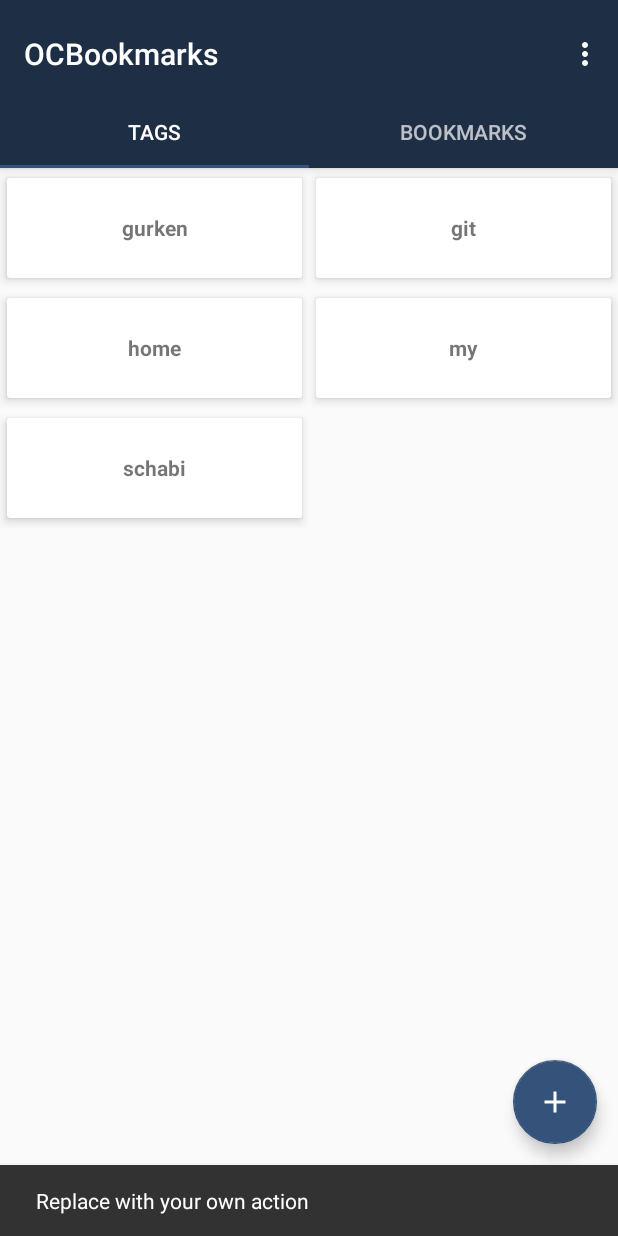
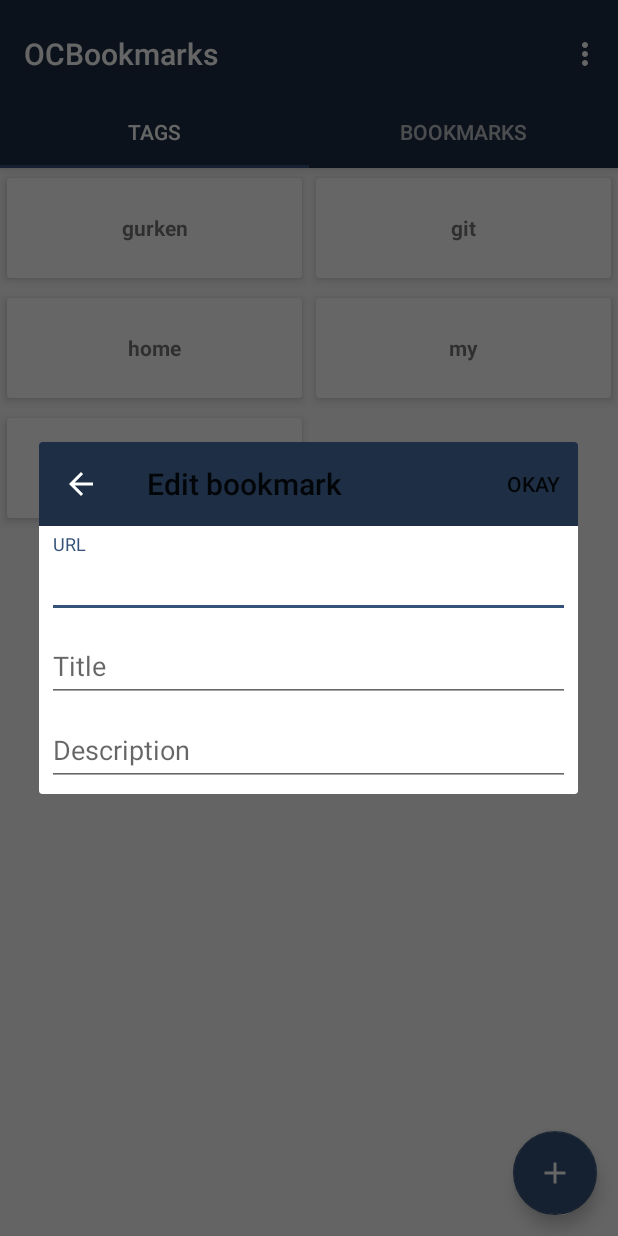
Before and after one commit to theScrabi/OCBookmarks, an Android app: the screen it shows after launch (MainActivity), after a tap on an icon or button, on a phone screen of 412 x 824 dp. Run offline under Robolectric (Android 15) with nearby library versions, the phone set to English and light mode, and no system bars.

Commit message:
add edit bookmark dialog

```diff
--- /dev/null
+++ b/app/src/main/java/org/schabi/ocbookmarks/EditBookmarkDialog.java
@@ -0,0 +1,41 @@
+package org.schabi.ocbookmarks;
+
+
+import android.graphics.Color;
+import android.support.v7.app.AlertDialog;
+import android.content.Context;
+import android.text.Spannable;
+import android.text.SpannableString;
+import android.text.style.ForegroundColorSpan;
+import android.view.LayoutInflater;
+import android.view.View;
+import android.support.v7.widget.Toolbar;
+import android.app.Activity;
+
+public class EditBookmarkDialog {
+    public static AlertDialog getDialog(Activity context) {
+        LayoutInflater inflater = (LayoutInflater) context.getSystemService(Context.LAYOUT_INFLATER_SERVICE);
+        View v = inflater.inflate(R.layout.edit_bookmark_dialog, null);
+        final Toolbar toolbar = (Toolbar) v.findViewById(R.id.toolbar);
+
+        String title = "Edit bookmark";
+        toolbar.setTitle(title);
+        toolbar.setNavigationIcon(R.drawable.ic_arrow_back_white_24dp);
+        toolbar.inflateMenu(R.menu.edit_bookmark_menu);
+
+        final AlertDialog dialog = new AlertDialog.Builder(context)
+                .setCancelable(true)
+                .setView(v)
+                .create();
+
+
+        toolbar.setNavigationOnClickListener(new View.OnClickListener() {
+            @Override
+            public void onClick(View v) {
+                dialog.dismiss();
+            }
+        });
+
+        return dialog;
+    }
+}
--- a/app/src/main/java/org/schabi/ocbookmarks/MainActivity.java
+++ b/app/src/main/java/org/schabi/ocbookmarks/MainActivity.java
@@ -1,8 +1,8 @@
 package org.schabi.ocbookmarks;
 
+import android.support.v7.app.AlertDialog;
 import android.content.Intent;
 import android.support.design.widget.FloatingActionButton;
-import android.support.design.widget.Snackbar;
 import android.support.design.widget.TabLayout;
 import android.support.v7.app.AppCompatActivity;
 import android.support.v7.widget.Toolbar;
@@ -13,13 +13,10 @@ import android.support.v4.app.FragmentPagerAdapter;
 import android.support.v4.view.ViewPager;
 import android.os.Bundle;
 import android.util.Log;
-import android.view.LayoutInflater;
 import android.view.Menu;
 import android.view.MenuItem;
 import android.view.View;
-import android.view.ViewGroup;
 
-import android.widget.TextView;
 
 public class MainActivity extends AppCompatActivity {
 
@@ -63,8 +60,8 @@ public class MainActivity extends AppCompatActivity {
         fab.setOnClickListener(new View.OnClickListener() {
             @Override
             public void onClick(View view) {
-                Snackbar.make(view, "Replace with your own action", Snackbar.LENGTH_LONG)
-                        .setAction("Action", null).show();
+                AlertDialog dialog = EditBookmarkDialog.getDialog(MainActivity.this);
+                dialog.show();
             }
         });
 
--- /dev/null
+++ b/app/src/main/res/layout/edit_bookmark_dialog.xml
@@ -0,0 +1,69 @@
+<?xml version="1.0" encoding="utf-8"?>
+<LinearLayout xmlns:android="http://schemas.android.com/apk/res/android"
+    xmlns:tools="http://schemas.android.com/tools"
+    android:layout_width="match_parent"
+    android:layout_height="match_parent"
+    android:orientation="vertical"
+    xmlns:app="http://schemas.android.com/apk/res-auto"
+    tools:context="org.schabi.ocbookmarks.EditBookmarkDialog">
+
+    <android.support.v7.widget.Toolbar
+        android:id="@+id/toolbar"
+        android:layout_width="match_parent"
+        android:layout_height="?attr/actionBarSize"
+        android:background="?attr/colorPrimary"
+        android:gravity="center_vertical"
+        android:minHeight="?attr/actionBarSize"
+        android:theme="@style/ThemeOverlay.AppCompat.ActionBar"
+        app:popupTheme="@style/ThemeOverlay.AppCompat.ActionBar">
+
+    </android.support.v7.widget.Toolbar>
+
+    <LinearLayout
+        android:orientation="vertical"
+        android:layout_width="match_parent"
+        android:layout_height="wrap_content"
+        android:padding="5dp">
+
+        <android.support.design.widget.TextInputLayout
+            android:layout_width="match_parent"
+            android:layout_height="wrap_content">
+
+            <EditText
+                android:id="@+id/urlInput"
+                android:layout_width="match_parent"
+                android:layout_height="wrap_content"
+                android:hint="URL" />
+        </android.support.design.widget.TextInputLayout>
+
+
+        <android.support.design.widget.TextInputLayout
+            android:layout_width="match_parent"
+            android:layout_height="wrap_content"
+            >
+
+            <EditText
+                android:id="@+id/titleInput"
+                android:layout_width="match_parent"
+                android:layout_height="wrap_content"
+                android:hint="Title" />
+        </android.support.design.widget.TextInputLayout>
+
+
+
+        <android.support.design.widget.TextInputLayout
+            android:layout_width="match_parent"
+            android:layout_height="wrap_content"
+            >
+
+            <EditText
+                android:id="@+id/descriptionInput"
+                android:layout_width="match_parent"
+                android:layout_height="wrap_content"
+                android:hint="Description" />
+        </android.support.design.widget.TextInputLayout>
+    </LinearLayout>
+
+
+
+</LinearLayout>
--- /dev/null
+++ b/app/src/main/res/menu/edit_bookmark_menu.xml
@@ -0,0 +1,8 @@
+<?xml version="1.0" encoding="utf-8"?>
+<menu xmlns:android="http://schemas.android.com/apk/res/android"
+    xmlns:app="http://schemas.android.com/apk/res-auto">
+    <item
+        android:id="@+id/okay"
+        android:title="@string/okay"
+        app:showAsAction="always"/>
+</menu>
--- a/app/src/main/res/values/colors.xml
+++ b/app/src/main/res/values/colors.xml
@@ -8,4 +8,7 @@
     <color name="loginBackground">#1e2e45</color>
     <color name="loginTextColor">#ffffff</color>
     <color name="loginTextHintColor">#999999</color>
+
+    <!-- edit text dialog -->
+    <color name="editTitlebarTextColor">#ffffff</color>
 </resources>
--- a/app/src/main/res/values/strings.xml
+++ b/app/src/main/res/values/strings.xml
@@ -9,4 +9,5 @@
     <string name="loginUrlHint">Server address https://&#8230;</string>
     <string name="oc_bookmark_login">OwnCloud Bookmark Login</string>
     <string name="connect">Connect</string>
+    <string name="okay">Okay</string>
 </resources>
--- a/app/src/main/res/values/styles.xml
+++ b/app/src/main/res/values/styles.xml
@@ -22,6 +22,11 @@
         <item name="colorAccent">@color/loginTextHintColor</item>
     </style>
 
+    <style name="EditBookmarkStyle" parent="AppTheme">
+        <item name="android:textColor">@color/editTitlebarTextColor</item>
+        <item name="colorPrimary">#ffffff</item>
+    </style>
+
     <style name="AppTheme.AppBarOverlay" parent="ThemeOverlay.AppCompat.Dark.ActionBar" />
 
     <style name="AppTheme.PopupOverlay" parent="ThemeOverlay.AppCompat.Light" />
```
Also changed, not shown: app/src/main/res/drawable-hdpi/ic_arrow_back_white_24dp.png (added), app/src/main/res/drawable-mdpi/ic_arrow_back_white_24dp.png (added), app/src/main/res/drawable-xhdpi/ic_arrow_back_white_24dp.png (added), app/src/main/res/drawable-xxhdpi/ic_arrow_back_white_24dp.png (added), app/src/main/res/drawable-xxxhdpi/ic_arrow_back_white_24dp.png (added).
